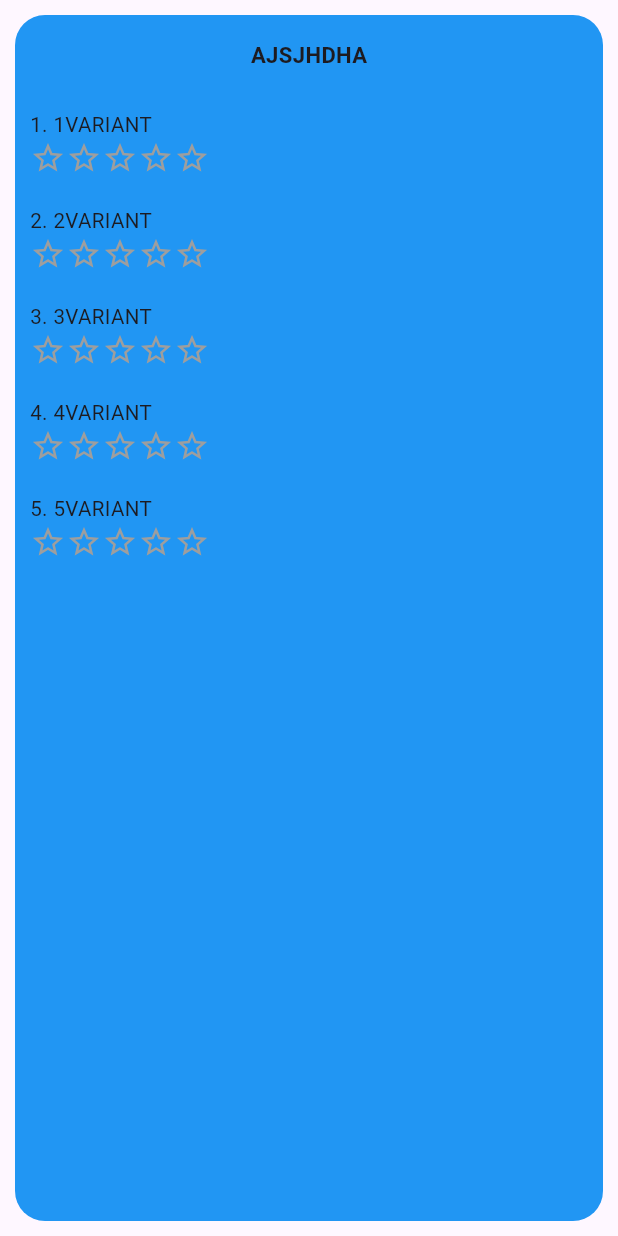
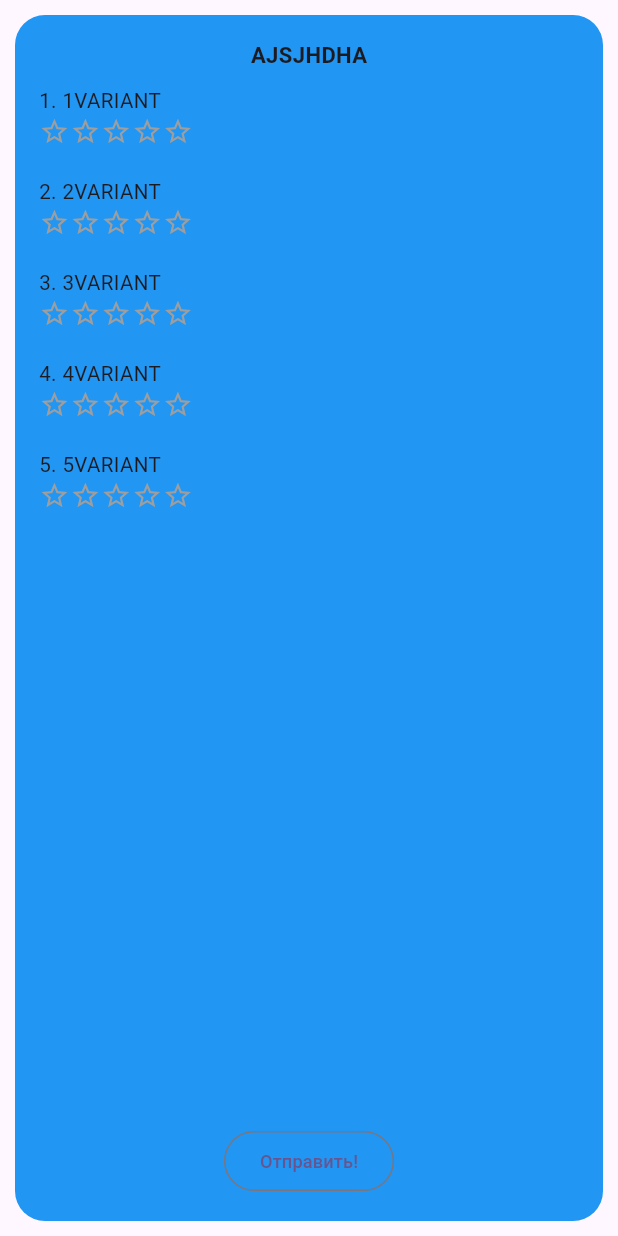
Before and after one commit to mathusha2023/t-polls-client, a Flutter app: the PollPage screen opened directly, on a phone screen of 412 x 824 dp. Run offline on Flutter 3.47's test engine with Material 3 defaults, Android fonts, the phone set to English and light mode, and no system bars.

Commit message:
im genius of adaptive verstka!!!

```diff
--- a/lib/resources/pages/poll_page.dart
+++ b/lib/resources/pages/poll_page.dart
@@ -37,11 +37,17 @@ class _PollPageState extends State<PollPage> {
                 Radius.circular(20),
               ),
             ),
+            child: Padding(
+              padding: const EdgeInsets.all(16.0),
               child: Column(
                 children: [
                   Padding(
-                  padding: const EdgeInsets.symmetric(
+                    padding: width > 600
+                        ? const EdgeInsets.symmetric(
                             vertical: 16.0,
+                          )
+                        : const EdgeInsets.symmetric(
+                            vertical: 0.0,
                           ),
                     child: Text(
                       widget.poll["title"],
@@ -55,8 +61,7 @@ class _PollPageState extends State<PollPage> {
                     child: ListView.builder(
                       itemCount: widget.poll["variants"].length,
                       itemBuilder: (context, index) => Padding(
-                      padding: const EdgeInsets.symmetric(
-                          vertical: 10.0, horizontal: 10.0),
+                        padding: const EdgeInsets.symmetric(vertical: 10.0),
                         child: AnswerWidget(
                           num: index + 1,
                           text: widget.poll["variants"][index],
@@ -65,7 +70,17 @@ class _PollPageState extends State<PollPage> {
                       shrinkWrap: true,
                     ),
                   ),
+                  OutlinedButton(
+                    onPressed: () {},
+                    child: Text(
+                      "Отправить!",
+                      style: TextStyle(
+                        fontSize: AdaptiveSize.getMainFontSize(width),
+                      ),
+                    ),
+                  ),
                 ],
+              ),
             ),
           ),
         ),
--- a/lib/resources/widgets/answer_widget.dart
+++ b/lib/resources/widgets/answer_widget.dart
@@ -14,6 +14,7 @@ class AnswerWidget extends StatelessWidget {
 
     return Column(
       crossAxisAlignment: CrossAxisAlignment.start,
+      mainAxisSize: MainAxisSize.min,
       children: [
         Text(
           "$num. $text",
--- a/lib/resources/widgets/stars_widget.dart
+++ b/lib/resources/widgets/stars_widget.dart
@@ -1,4 +1,5 @@
 import 'package:flutter/material.dart';
+import 'package:t_polls_client/tools/adaptive_size.dart';
 
 class StarWidget extends StatefulWidget {
   const StarWidget({super.key});
@@ -36,8 +37,10 @@ class Star extends StatelessWidget {
 
   @override
   Widget build(BuildContext context) {
+    double width = MediaQuery.of(context).size.width;
+
     return enabled
-        ? const Icon(Icons.star, color: Colors.yellow)
-        : const Icon(Icons.star_border, color: Colors.grey);
+        ? Icon(Icons.star, color: Colors.yellow, size: AdaptiveSize.getStarSize(width),)
+        : Icon(Icons.star_border, color: Colors.grey, size: AdaptiveSize.getStarSize(width));
   }
 }
--- a/lib/tools/adaptive_size.dart
+++ b/lib/tools/adaptive_size.dart
@@ -23,6 +23,12 @@ class AdaptiveSize {
     return w;
   }
 
+  static double getStarSize(double width) {
+    double w = width / 20;
+    if (w > 44) w = 44;
+    return w;
+  }
+
   static double getMainFontSize(double width) {
     double w = width / 34;
     if (w > 24) w = 22;
```
Lines whose indentation alone changed are shown as unchanged.
